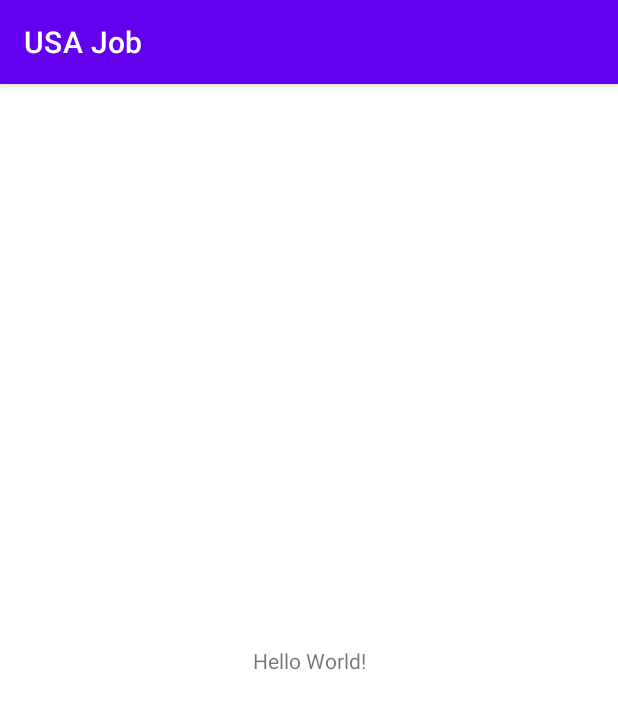
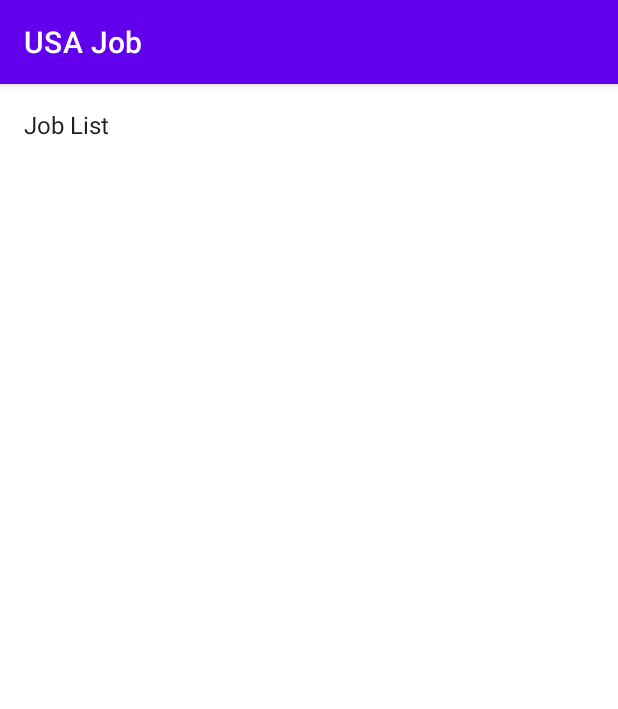
Before and after one commit to lkmuniz/udacity-capstone-project, an Android app: the MainActivity screen opened directly, with no data from a screen before it, on a phone screen of 412 x 824 dp. Shown: the top 709 px of the screen. Run offline under Robolectric (Android 15) with nearby library versions, the phone set to English and light mode, and no system bars; our stand-ins replace data binding.

Commit message:
Add JobListFragment

```diff
--- a/app/build.gradle
+++ b/app/build.gradle
@@ -63,6 +63,8 @@ dependencies {
     // Add the dependency for the Firebase SDK for Google Analytics
     // When using the BoM, don't specify versions in Firebase dependencies
     implementation 'com.google.firebase:firebase-analytics-ktx'
+    implementation 'androidx.legacy:legacy-support-v4:1.0.0'
+    implementation 'androidx.recyclerview:recyclerview:1.1.0'
 
     testImplementation 'junit:junit:4.+'
     androidTestImplementation 'androidx.test.ext:junit:1.1.2'
--- a/app/src/main/java/br/com/muniz/usajob/authentication/AuthenticationActivity.kt
+++ b/app/src/main/java/br/com/muniz/usajob/authentication/AuthenticationActivity.kt
@@ -5,8 +5,10 @@ import android.content.Intent
 import androidx.appcompat.app.AppCompatActivity
 import android.os.Bundle
 import androidx.databinding.DataBindingUtil
+import br.com.muniz.usajob.MainActivity
 import br.com.muniz.usajob.R
 import br.com.muniz.usajob.databinding.ActivityAuthenticationBinding
+import br.com.muniz.usajob.ui.joblist.JobListFragment
 import com.firebase.ui.auth.AuthUI
 import com.firebase.ui.auth.IdpResponse
 import com.google.firebase.auth.FirebaseAuth
@@ -56,6 +58,11 @@ class AuthenticationActivity : AppCompatActivity() {
             if (resultCode == Activity.RESULT_OK) {
                 // Successfully signed in
                 val user = FirebaseAuth.getInstance().currentUser
+
+                val intent = Intent(this, MainActivity::class.java)
+                startActivity(intent)
+                finish()
+
             } else {
                 // Sign in failed. If response is null the user canceled the
                 // sign-in flow using the back button. Otherwise check
--- /dev/null
+++ b/app/src/main/java/br/com/muniz/usajob/base/BaseFragment.kt
@@ -0,0 +1,9 @@
+package br.com.muniz.usajob.base
+
+import androidx.fragment.app.Fragment
+
+/**
+ * Base Fragment to observe on the common LiveData objects
+ */
+open class BaseFragment : Fragment() {
+}
--- /dev/null
+++ b/app/src/main/java/br/com/muniz/usajob/ui/joblist/JobListFragment.kt
@@ -0,0 +1,33 @@
+package br.com.muniz.usajob.ui.joblist
+
+import android.os.Bundle
+import android.view.LayoutInflater
+import android.view.View
+import android.view.ViewGroup
+import androidx.databinding.DataBindingUtil
+import br.com.muniz.usajob.R
+import br.com.muniz.usajob.base.BaseFragment
+import br.com.muniz.usajob.databinding.FragmentJobListBinding
+
+/**
+ * A fragment representing a list of Items.
+ */
+class JobListFragment : BaseFragment() {
+
+    private lateinit var binding: FragmentJobListBinding
+
+    override fun onCreateView(
+        inflater: LayoutInflater,
+        container: ViewGroup?,
+        savedInstanceState: Bundle?
+    ): View {
+
+        binding =
+            DataBindingUtil.inflate(
+                inflater,
+                R.layout.fragment_job_list, container, false
+            )
+
+        return binding.root
+    }
+}
--- a/app/src/main/res/layout/activity_main.xml
+++ b/app/src/main/res/layout/activity_main.xml
@@ -6,13 +6,12 @@
     android:layout_height="match_parent"
     tools:context=".MainActivity">
 
-    <TextView
-        android:layout_width="wrap_content"
-        android:layout_height="wrap_content"
-        android:text="Hello World!"
-        app:layout_constraintBottom_toBottomOf="parent"
-        app:layout_constraintLeft_toLeftOf="parent"
-        app:layout_constraintRight_toRightOf="parent"
-        app:layout_constraintTop_toTopOf="parent" />
+    <fragment
+        android:id="@+id/nav_host_fragment"
+        android:name="androidx.navigation.fragment.NavHostFragment"
+        android:layout_width="match_parent"
+        android:layout_height="match_parent"
+        app:defaultNavHost="true"
+        app:navGraph="@navigation/nav_graph" />
 
 </androidx.constraintlayout.widget.ConstraintLayout>
--- /dev/null
+++ b/app/src/main/res/layout/fragment_job_list.xml
@@ -0,0 +1,17 @@
+<?xml version="1.0" encoding="utf-8"?>
+<layout>
+
+    <LinearLayout xmlns:android="http://schemas.android.com/apk/res/android"
+        android:layout_width="wrap_content"
+        android:layout_height="wrap_content"
+        android:orientation="horizontal">
+
+        <TextView
+            android:id="@+id/content"
+            android:layout_width="wrap_content"
+            android:layout_height="wrap_content"
+            android:layout_margin="@dimen/text_margin"
+            android:text="Job List"
+            android:textAppearance="?attr/textAppearanceListItem" />
+    </LinearLayout>
+</layout>
--- a/app/src/main/res/navigation/nav_graph.xml
+++ b/app/src/main/res/navigation/nav_graph.xml
@@ -1,5 +1,17 @@
 <?xml version="1.0" encoding="utf-8"?>
 <navigation xmlns:android="http://schemas.android.com/apk/res/android"
-    xmlns:app="http://schemas.android.com/apk/res-auto" android:id="@+id/nav_graph">
+    xmlns:app="http://schemas.android.com/apk/res-auto"
+    android:id="@+id/nav_graph"
+    app:startDestination="@id/jobListFragment">
+
+    <activity
+        android:id="@+id/mainActivity"
+        android:name="br.com.muniz.usajob.MainActivity"
+        android:label="MainActivity" />
+
+    <fragment
+        android:id="@+id/jobListFragment"
+        android:name="br.com.muniz.usajob.ui.joblist.JobListFragment"
+        android:label="JobListFragment" />
 
 </navigation>
--- /dev/null
+++ b/app/src/main/res/values/dimens.xml
@@ -0,0 +1,4 @@
+<?xml version="1.0" encoding="utf-8"?>
+<resources>
+    <dimen name="text_margin">16dp</dimen>
+</resources>
```
